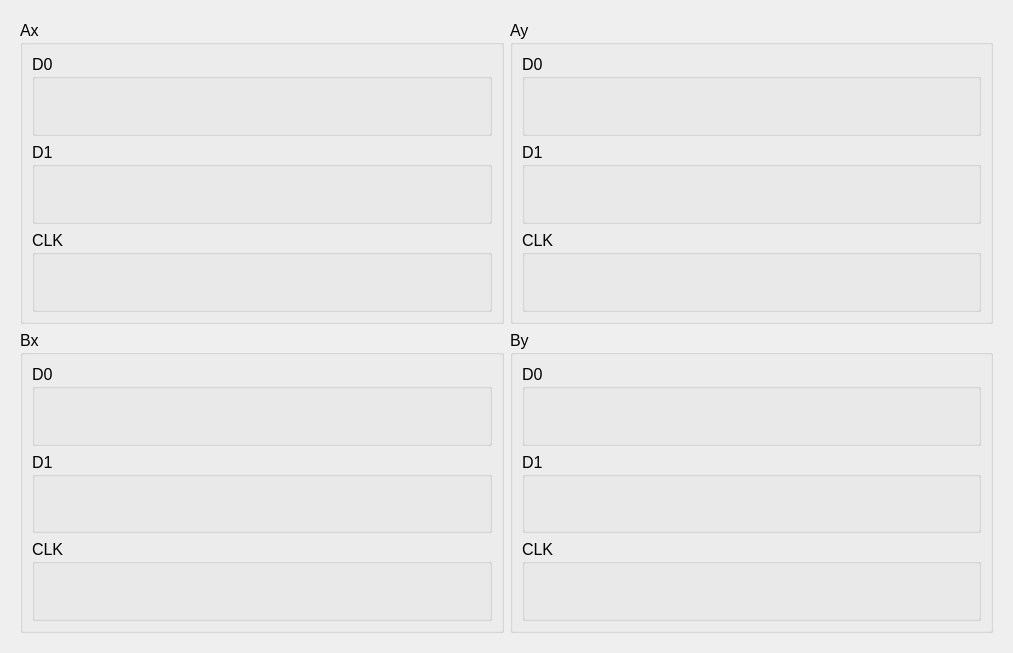
Qt form monitor/monitorWidget.ui (RobbinLin7/ARINC659-SIM) before a commit.
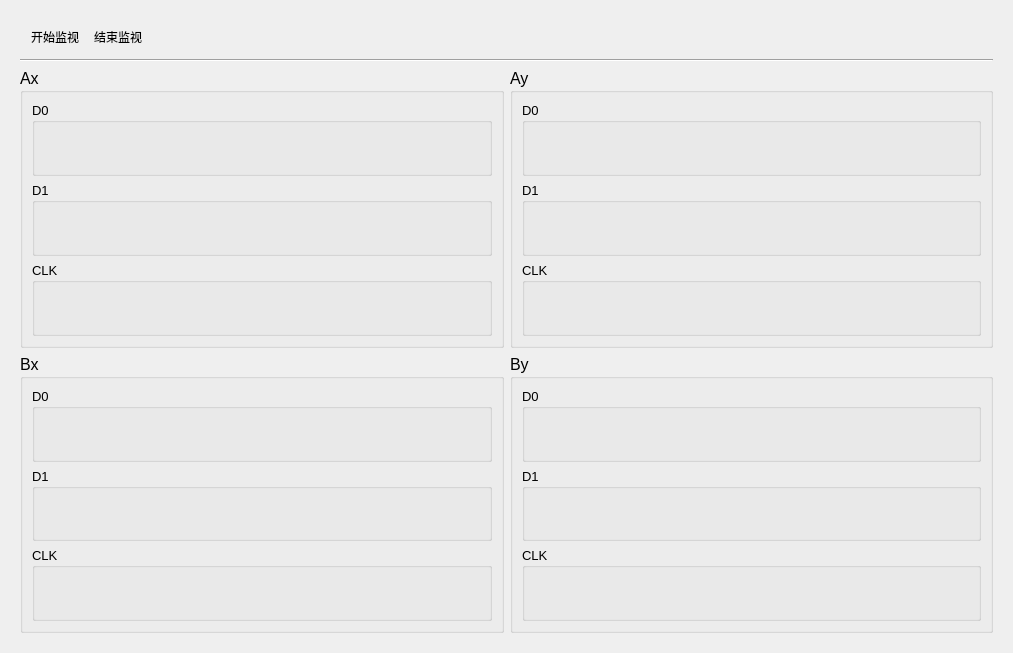
The same form after that commit. Custom widgets are drawn as their Qt base class.

Commit message: 修改了数据监视界面

Diff of the .ui file:
```diff
--- a/monitor/monitorWidget.ui
+++ b/monitor/monitorWidget.ui
@@ -17,57 +17,7 @@
    <item>
     <widget class="QWidget" name="widget_6" native="true">
      <layout class="QGridLayout" name="gridLayout">
-      <item row="0" column="0">
-       <widget class="QGroupBox" name="groupBox">
-        <property name="font">
-         <font>
-          <pointsize>12</pointsize>
-         </font>
-        </property>
-        <property name="title">
-         <string>Ax</string>
-        </property>
-        <layout class="QVBoxLayout" name="verticalLayout">
-         <item>
-          <widget class="QGroupBox" name="groupBox_5">
-           <property name="title">
-            <string>D0</string>
-           </property>
-           <layout class="QGridLayout" name="gridLayout_2">
-            <item row="0" column="0">
-             <widget class="QCustomPlot" name="ax_d0_chart" native="true"/>
-            </item>
-           </layout>
-          </widget>
-         </item>
-         <item>
-          <widget class="QGroupBox" name="groupBox_6">
-           <property name="title">
-            <string>D1</string>
-           </property>
-           <layout class="QGridLayout" name="gridLayout_5">
-            <item row="0" column="0">
-             <widget class="QCustomPlot" name="ax_d1_chart" native="true"/>
-            </item>
-           </layout>
-          </widget>
-         </item>
-         <item>
-          <widget class="QGroupBox" name="groupBox_7">
-           <property name="title">
-            <string>CLK</string>
-           </property>
-           <layout class="QGridLayout" name="gridLayout_4">
-            <item row="0" column="0">
-             <widget class="QCustomPlot" name="ax_clk_chart" native="true"/>
-            </item>
-           </layout>
-          </widget>
-         </item>
-        </layout>
-       </widget>
-      </item>
-      <item row="0" column="1">
+      <item row="2" column="1">
        <widget class="QGroupBox" name="groupBox_2">
         <property name="font">
          <font>
@@ -80,6 +30,11 @@
         <layout class="QVBoxLayout" name="verticalLayout_2">
          <item>
           <widget class="QGroupBox" name="groupBox_8">
+           <property name="font">
+            <font>
+             <pointsize>10</pointsize>
+            </font>
+           </property>
            <property name="title">
             <string>D0</string>
            </property>
@@ -92,6 +47,11 @@
          </item>
          <item>
           <widget class="QGroupBox" name="groupBox_9">
+           <property name="font">
+            <font>
+             <pointsize>10</pointsize>
+            </font>
+           </property>
            <property name="title">
             <string>D1</string>
            </property>
@@ -104,6 +64,11 @@
          </item>
          <item>
           <widget class="QGroupBox" name="groupBox_10">
+           <property name="font">
+            <font>
+             <pointsize>10</pointsize>
+            </font>
+           </property>
            <property name="title">
             <string>CLK</string>
            </property>
@@ -117,7 +82,7 @@
         </layout>
        </widget>
       </item>
-      <item row="1" column="0">
+      <item row="3" column="0">
        <widget class="QGroupBox" name="groupBox_4">
         <property name="font">
          <font>
@@ -130,6 +95,11 @@
         <layout class="QVBoxLayout" name="verticalLayout_4">
          <item>
           <widget class="QGroupBox" name="groupBox_11">
+           <property name="font">
+            <font>
+             <pointsize>10</pointsize>
+            </font>
+           </property>
            <property name="title">
             <string>D0</string>
            </property>
@@ -142,6 +112,11 @@
          </item>
          <item>
           <widget class="QGroupBox" name="groupBox_12">
+           <property name="font">
+            <font>
+             <pointsize>10</pointsize>
+            </font>
+           </property>
            <property name="title">
             <string>D1</string>
            </property>
@@ -154,6 +129,11 @@
          </item>
          <item>
           <widget class="QGroupBox" name="groupBox_13">
+           <property name="font">
+            <font>
+             <pointsize>10</pointsize>
+            </font>
+           </property>
            <property name="title">
             <string>CLK</string>
            </property>
@@ -167,7 +147,72 @@
         </layout>
        </widget>
       </item>
-      <item row="1" column="1">
+      <item row="2" column="0">
+       <widget class="QGroupBox" name="groupBox">
+        <property name="font">
+         <font>
+          <pointsize>12</pointsize>
+         </font>
+        </property>
+        <property name="title">
+         <string>Ax</string>
+        </property>
+        <layout class="QVBoxLayout" name="verticalLayout">
+         <item>
+          <widget class="QGroupBox" name="groupBox_5">
+           <property name="font">
+            <font>
+             <pointsize>10</pointsize>
+            </font>
+           </property>
+           <property name="title">
+            <string>D0</string>
+           </property>
+           <layout class="QGridLayout" name="gridLayout_2">
+            <item row="0" column="0">
+             <widget class="QCustomPlot" name="ax_d0_chart" native="true"/>
+            </item>
+           </layout>
+          </widget>
+         </item>
+         <item>
+          <widget class="QGroupBox" name="groupBox_6">
+           <property name="font">
+            <font>
+             <pointsize>10</pointsize>
+            </font>
+           </property>
+           <property name="title">
+            <string>D1</string>
+           </property>
+           <layout class="QGridLayout" name="gridLayout_5">
+            <item row="0" column="0">
+             <widget class="QCustomPlot" name="ax_d1_chart" native="true"/>
+            </item>
+           </layout>
+          </widget>
+         </item>
+         <item>
+          <widget class="QGroupBox" name="groupBox_7">
+           <property name="font">
+            <font>
+             <pointsize>10</pointsize>
+            </font>
+           </property>
+           <property name="title">
+            <string>CLK</string>
+           </property>
+           <layout class="QGridLayout" name="gridLayout_4">
+            <item row="0" column="0">
+             <widget class="QCustomPlot" name="ax_clk_chart" native="true"/>
+            </item>
+           </layout>
+          </widget>
+         </item>
+        </layout>
+       </widget>
+      </item>
+      <item row="3" column="1">
        <widget class="QGroupBox" name="groupBox_3">
         <property name="font">
          <font>
@@ -180,6 +225,11 @@
         <layout class="QVBoxLayout" name="verticalLayout_3">
          <item>
           <widget class="QGroupBox" name="groupBox_14">
+           <property name="font">
+            <font>
+             <pointsize>10</pointsize>
+            </font>
+           </property>
            <property name="title">
             <string>D0</string>
            </property>
@@ -192,6 +242,11 @@
          </item>
          <item>
           <widget class="QGroupBox" name="groupBox_15">
+           <property name="font">
+            <font>
+             <pointsize>10</pointsize>
+            </font>
+           </property>
            <property name="title">
             <string>D1</string>
            </property>
@@ -204,6 +259,11 @@
          </item>
          <item>
           <widget class="QGroupBox" name="groupBox_16">
+           <property name="font">
+            <font>
+             <pointsize>10</pointsize>
+            </font>
+           </property>
            <property name="title">
             <string>CLK</string>
            </property>
@@ -217,10 +277,36 @@
         </layout>
        </widget>
       </item>
+      <item row="0" column="0" colspan="2">
+       <widget class="QToolBar" name="toolBar">
+        <property name="windowTitle">
+         <string>toolBar</string>
+        </property>
+        <addaction name="actionWatchStart"/>
+        <addaction name="actionWatchEnd"/>
+       </widget>
+      </item>
+      <item row="1" column="0" colspan="2">
+       <widget class="Line" name="line">
+        <property name="orientation">
+         <enum>Qt::Horizontal</enum>
+        </property>
+       </widget>
+      </item>
      </layout>
     </widget>
    </item>
   </layout>
+  <action name="actionWatchStart">
+   <property name="text">
+    <string>开始监视</string>
+   </property>
+  </action>
+  <action name="actionWatchEnd">
+   <property name="text">
+    <string>结束监视</string>
+   </property>
+  </action>
  </widget>
  <customwidgets>
   <customwidget>
```
The commit also changes 3 other files.
